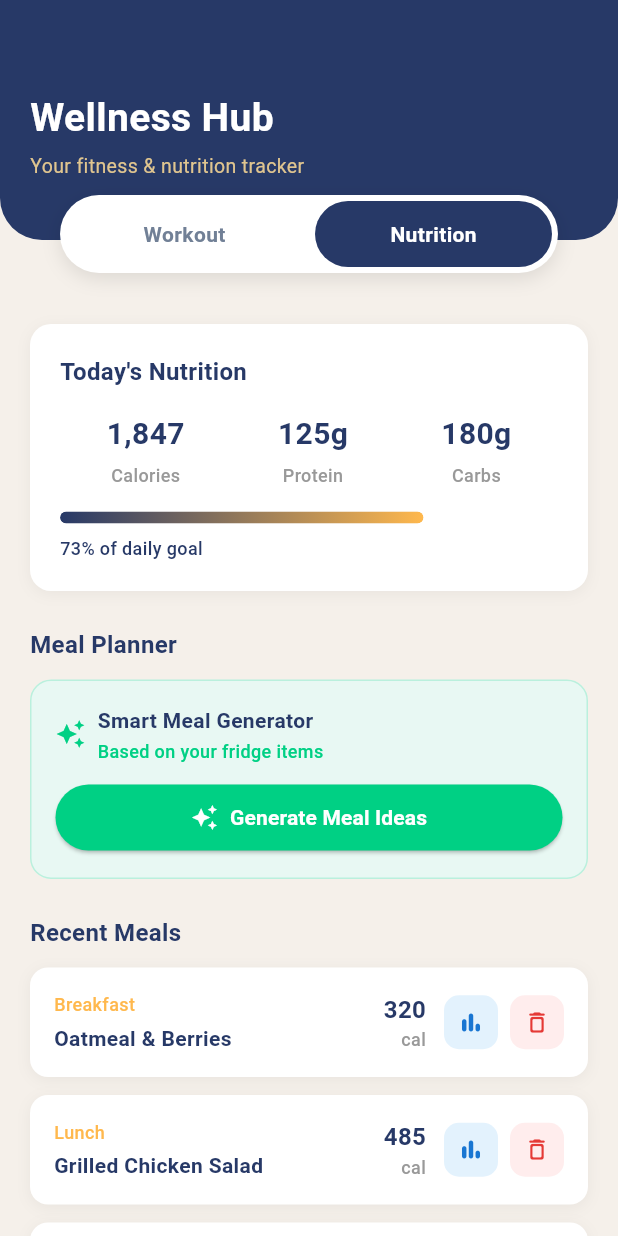
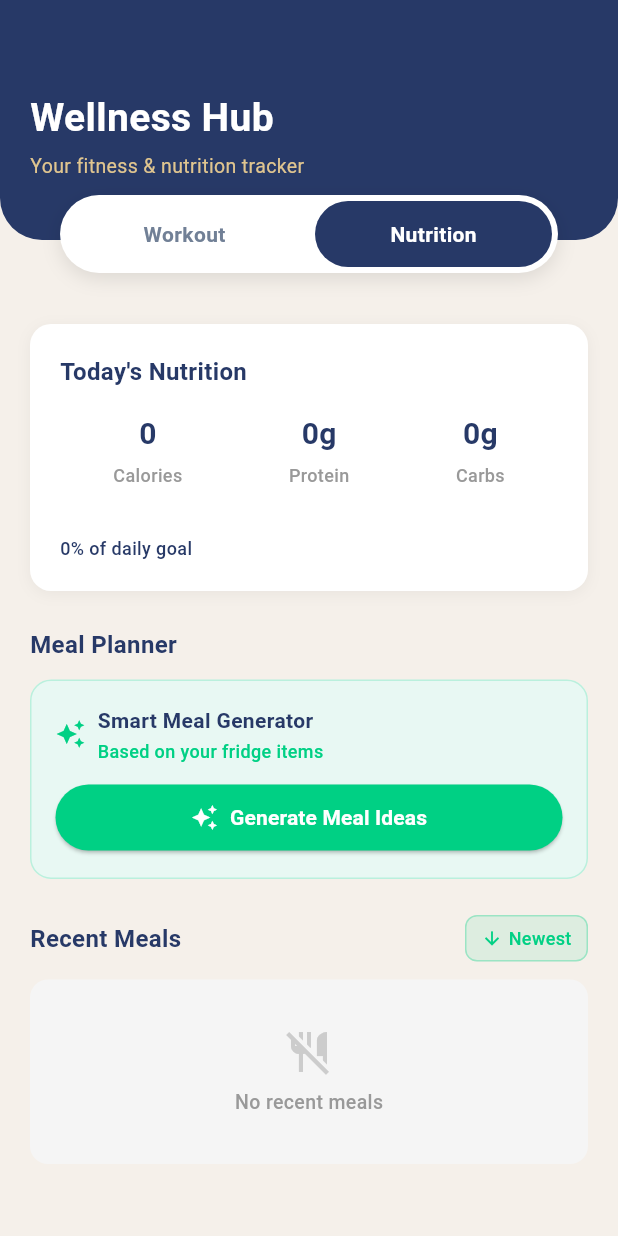
Before and after one commit to Kaido147/Nutrisense-Application, a Flutter app: the WorkoutPage screen opened directly, after a tap on "Nutrition", on a phone screen of 412 x 824 dp. Run offline on Flutter 3.47's test engine with Material 3 defaults, Android fonts, the phone set to English and light mode, and no system bars; our stand-ins replace cloud_firestore, firebase_auth, firebase_core, flutter_riverpod, lucide_icons, shared_preferences; accounts and stored records are empty; statements that could not run were skipped.

Commit message:
Changes (May 6 - 2:08AM)
1.Working Recent Meals (Connected to Firebase).
2.Added a Newest/Oldest Sorter.
3.Working Today's Nutrition section

```diff
--- a/lib/pages/nutrition_tab.dart
+++ b/lib/pages/nutrition_tab.dart
@@ -1,27 +1,98 @@
 import 'package:flutter/material.dart';
+import 'package:flutter_riverpod/flutter_riverpod.dart';
+import 'package:nutrisense/providers/firebase_providers.dart';
 import 'modals/nutrition/generate_meal_ideas_modal.dart';
 import 'modals/nutrition/nutrition_modal.dart';
 
-class NutritionTab extends StatefulWidget {
+class NutritionTab extends ConsumerStatefulWidget {
   const NutritionTab({super.key});
 
   @override
-  State<NutritionTab> createState() => _NutritionTabState();
+  ConsumerState<NutritionTab> createState() => _NutritionTabState();
 }
 
-class _NutritionTabState extends State<NutritionTab> {
+class _NutritionTabState extends ConsumerState<NutritionTab> {
   static const Color _navyBlue = Color(0xFF273967);
   static const Color _green = Color(0xFF00D084);
   static const Color _lightGray = Color(0xFFF5F5F5);
 
-  final List<Map<String, dynamic>> _recentMeals = [
-    {'type': 'Breakfast', 'name': 'Oatmeal & Berries', 'calories': 320},
-    {'type': 'Lunch', 'name': 'Grilled Chicken Salad', 'calories': 485},
-    {'type': 'Snack', 'name': 'Greek Yogurt & Almonds', 'calories': 210},
-  ];
+  List<Map<String, dynamic>> _recentMeals = [];
+  bool _isLoadingMeals = true;
+  bool _sortNewestFirst = true;
 
-  void _deleteMeal(int index) {
+  @override
+  void initState() {
+    super.initState();
+    _loadRecentMeals();
+  }
+
+  Future<void> _loadRecentMeals() async {
+    try {
+      final meals = await ref.read(nutritionServiceProvider).getRecentMeals();
+      if (mounted) {
+        setState(() {
+          _recentMeals = meals;
+          _isLoadingMeals = false;
+        });
+      }
+    } catch (_) {
+      if (mounted) setState(() => _isLoadingMeals = false);
+    }
+  }
+
+  Future<void> _deleteMeal(int index) async {
+    final meal = _recentMeals[index];
+    final docId = meal['docId'] as String?;
+
     setState(() => _recentMeals.removeAt(index));
+
+    if (docId != null) {
+      await ref.read(nutritionServiceProvider).deleteMeal(docId);
+    }
+  }
+
+  void _toggleSortOrder() {
+    setState(() {
+      _sortNewestFirst = !_sortNewestFirst;
+      _recentMeals.sort((a, b) {
+        final aTime = a['savedAt'] as Comparable?;
+        final bTime = b['savedAt'] as Comparable?;
+        if (_sortNewestFirst) {
+          return bTime?.compareTo(aTime) ?? 0;
+        } else {
+          return aTime?.compareTo(bTime) ?? 0;
+        }
+      });
+    });
+  }
+
+  // Calculate totals from recent meals
+  Map<String, int> _calculateNutritionTotals() {
+    int totalCalories = 0;
+    int totalProtein = 0;
+    int totalCarbs = 0;
+
+    for (final meal in _recentMeals) {
+      // Add calories
+      final calories = meal['calories'] as int? ?? 0;
+      totalCalories += calories;
+
+      // Add protein
+      final nutrition = meal['nutrition'] as Map<String, dynamic>? ?? {};
+      final protein = nutrition['protein'] as String? ?? '0g';
+      totalProtein +=
+          int.tryParse(protein.replaceAll(RegExp(r'[^0-9]'), '')) ?? 0;
+
+      // Add carbs
+      final carbs = nutrition['carbs'] as String? ?? '0g';
+      totalCarbs += int.tryParse(carbs.replaceAll(RegExp(r'[^0-9]'), '')) ?? 0;
+    }
+
+    return {
+      'calories': totalCalories,
+      'protein': totalProtein,
+      'carbs': totalCarbs,
+    };
   }
 
   void _viewNutrition(Map<String, dynamic> meal) {
@@ -32,6 +103,15 @@ class _NutritionTabState extends State<NutritionTab> {
       barrierColor: Colors.transparent,
       builder: (context) => NutritionModal(meal: meal, onBack: () {}),
     );
+  }
+
+  Future<void> _onMealCompleted(Map<String, dynamic> completedMeal) async {
+    await ref.read(nutritionServiceProvider).saveMeal(completedMeal);
+    await _loadRecentMeals();
+
+    if (mounted) {
+      _showMealAddedNotification(completedMeal['name'] ?? 'Your meal');
+    }
   }
 
   void _showMealAddedNotification(String mealName) {
@@ -129,13 +209,10 @@ class _NutritionTabState extends State<NutritionTab> {
           crossAxisAlignment: CrossAxisAlignment.start,
           children: [
             const SizedBox(height: 16),
-            // Today's Nutrition Card
             _buildTodaysNutritionCard(),
             const SizedBox(height: 24),
-            // Meal Planner Section
             _buildMealPlannerSection(),
             const SizedBox(height: 24),
-            // Recent Meals Section
             _buildRecentMealsSection(),
             const SizedBox(height: 20),
           ],
@@ -145,6 +222,15 @@ class _NutritionTabState extends State<NutritionTab> {
   }
 
   Widget _buildTodaysNutritionCard() {
+    final totals = _calculateNutritionTotals();
+    final totalCalories = totals['calories'] ?? 0;
+    final totalProtein = totals['protein'] ?? 0;
+    final totalCarbs = totals['carbs'] ?? 0;
+
+    // Calculate percentage of daily goal (assuming 2000 cal goal)
+    const dailyGoal = 2000;
+    final percentage = (totalCalories / dailyGoal).clamp(0.0, 1.0);
+
     return Container(
       padding: const EdgeInsets.all(20),
       decoration: BoxDecoration(
@@ -173,13 +259,12 @@ class _NutritionTabState extends State<NutritionTab> {
           Row(
             mainAxisAlignment: MainAxisAlignment.spaceAround,
             children: [
-              _buildNutrientCard('1,847', 'Calories'),
-              _buildNutrientCard('125g', 'Protein'),
-              _buildNutrientCard('180g', 'Carbs'),
+              _buildNutrientCard('$totalCalories', 'Calories'),
+              _buildNutrientCard('${totalProtein}g', 'Protein'),
+              _buildNutrientCard('${totalCarbs}g', 'Carbs'),
             ],
           ),
           const SizedBox(height: 16),
-          // Progress Bar
           Column(
             crossAxisAlignment: CrossAxisAlignment.start,
             children: [
@@ -192,7 +277,7 @@ class _NutritionTabState extends State<NutritionTab> {
                     borderRadius: BorderRadius.circular(8),
                   ),
                   child: FractionallySizedBox(
-                    widthFactor: 0.73,
+                    widthFactor: percentage,
                     alignment: Alignment.centerLeft,
                     child: Container(
                       decoration: BoxDecoration(
@@ -209,7 +294,7 @@ class _NutritionTabState extends State<NutritionTab> {
               ),
               const SizedBox(height: 8),
               Text(
-                '73% of daily goal',
+                '${(percentage * 100).toStringAsFixed(0)}% of daily goal',
                 style: TextStyle(
                   color: _navyBlue,
                   fontSize: 12,
@@ -260,6 +345,7 @@ class _NutritionTabState extends State<NutritionTab> {
           ),
         ),
         const SizedBox(height: 12),
+        // Smart Meal Generator
         Container(
           padding: const EdgeInsets.all(16),
           decoration: BoxDecoration(
@@ -309,39 +395,7 @@ class _NutritionTabState extends State<NutritionTab> {
                       context,
                     );
                     if (completedMeal != null) {
-                      // Add the meal to recent meals
-                      setState(() {
-                        // Parse calories to ensure it's a number
-                        dynamic caloriesValue =
-                            completedMeal['nutrition']?['calories'] ??
-                            completedMeal['calories'] ??
-                            0;
-                        int calories = 0;
-                        if (caloriesValue is int) {
-                          calories = caloriesValue;
-                        } else if (caloriesValue is String) {
-                          // Extract numeric value from strings like "2865 kcal"
-                          calories =
-                              int.tryParse(
-                                caloriesValue.replaceAll(RegExp(r'[^0-9]'), ''),
-                              ) ??
-                              0;
-                        } else if (caloriesValue is double) {
-                          calories = caloriesValue.toInt();
-                        }
-
-                        _recentMeals.insert(0, {
-                          ...completedMeal, // Keep all original meal data
-                          'type': completedMeal['category'] ?? 'Meal',
-                          'calories': calories,
-                        });
-                      });
-                      // Show custom success notification
-                      if (mounted) {
-                        _showMealAddedNotification(
-                          completedMeal['name'] ?? 'Your meal',
-                        );
-                      }
+                      await _onMealCompleted(completedMeal);
                     }
                   },
                   style: ElevatedButton.styleFrom(
@@ -379,6 +433,9 @@ class _NutritionTabState extends State<NutritionTab> {
     return Column(
       crossAxisAlignment: CrossAxisAlignment.start,
       children: [
+        Row(
+          mainAxisAlignment: MainAxisAlignment.spaceBetween,
+          children: [
             Text(
               'Recent Meals',
               style: TextStyle(
@@ -387,8 +444,54 @@ class _NutritionTabState extends State<NutritionTab> {
                 fontWeight: FontWeight.w600,
               ),
             ),
+            GestureDetector(
+              onTap: _toggleSortOrder,
+              child: Container(
+                padding: const EdgeInsets.symmetric(
+                  horizontal: 10,
+                  vertical: 6,
+                ),
+                decoration: BoxDecoration(
+                  color: _green.withValues(alpha: 0.1),
+                  borderRadius: BorderRadius.circular(8),
+                  border: Border.all(color: _green.withValues(alpha: 0.3)),
+                ),
+                child: Row(
+                  mainAxisSize: MainAxisSize.min,
+                  children: [
+                    Icon(
+                      _sortNewestFirst
+                          ? Icons.arrow_downward
+                          : Icons.arrow_upward,
+                      color: _green,
+                      size: 14,
+                    ),
+                    const SizedBox(width: 4),
+                    Text(
+                      _sortNewestFirst ? 'Newest' : 'Oldest',
+                      style: TextStyle(
+                        color: _green,
+                        fontSize: 12,
+                        fontWeight: FontWeight.w500,
+                      ),
+                    ),
+                  ],
+                ),
+              ),
+            ),
+          ],
+        ),
         const SizedBox(height: 12),
-        if (_recentMeals.isEmpty)
+
+        // ✅ Show loader while fetching from Firestore
+        if (_isLoadingMeals)
+          const Center(
+            child: Padding(
+              padding: EdgeInsets.symmetric(vertical: 32),
+              child: CircularProgressIndicator(),
+            ),
+          )
+        else if (_recentMeals.isEmpty)
           Container(
             width: double.infinity,
             padding: const EdgeInsets.symmetric(vertical: 32),
@@ -424,7 +527,7 @@ class _NutritionTabState extends State<NutritionTab> {
 
   Widget _buildMealCard(Map<String, dynamic> meal, int index) {
     return Dismissible(
-      key: ValueKey('${meal['name']}_$index'),
+      key: ValueKey(meal['docId'] ?? '${meal['name']}_$index'),
       direction: DismissDirection.endToStart,
       background: Container(
         alignment: Alignment.centerRight,
@@ -456,13 +559,12 @@ class _NutritionTabState extends State<NutritionTab> {
         child: Row(
           mainAxisAlignment: MainAxisAlignment.spaceBetween,
           children: [
-            // Meal info
             Expanded(
               child: Column(
                 crossAxisAlignment: CrossAxisAlignment.start,
                 children: [
                   Text(
-                    meal['type'],
+                    meal['type'] ?? 'Meal',
                     style: const TextStyle(
                       color: Color(0xFFFFB84D),
                       fontSize: 12,
@@ -471,7 +573,7 @@ class _NutritionTabState extends State<NutritionTab> {
                   ),
                   const SizedBox(height: 4),
                   Text(
-                    meal['name'],
+                    meal['name'] ?? '',
                     style: TextStyle(
                       color: _navyBlue,
                       fontSize: 14,
@@ -481,7 +583,6 @@ class _NutritionTabState extends State<NutritionTab> {
                 ],
               ),
             ),
-            // Calories
             Column(
               crossAxisAlignment: CrossAxisAlignment.end,
               children: [
@@ -493,9 +594,9 @@ class _NutritionTabState extends State<NutritionTab> {
                     fontWeight: FontWeight.w700,
                   ),
                 ),
-                Text(
+                const Text(
                   'cal',
-                  style: const TextStyle(
+                  style: TextStyle(
                     color: Color(0xFF999999),
                     fontSize: 12,
                     fontWeight: FontWeight.w500,
@@ -504,10 +605,8 @@ class _NutritionTabState extends State<NutritionTab> {
               ],
             ),
             const SizedBox(width: 12),
-            // Action buttons
             Row(
               children: [
-                // View nutrition button
                 GestureDetector(
                   onTap: () => _viewNutrition(meal),
                   child: Container(
@@ -525,7 +624,6 @@ class _NutritionTabState extends State<NutritionTab> {
                   ),
                 ),
                 const SizedBox(width: 8),
-                // Delete button
                 GestureDetector(
                   onTap: () => _deleteMeal(index),
                   child: Container(
--- a/lib/providers/firebase_providers.dart
+++ b/lib/providers/firebase_providers.dart
@@ -5,6 +5,7 @@ import 'package:nutrisense/models/user_profile.dart';
 import 'package:nutrisense/services/auth_service.dart';
 import 'package:nutrisense/services/goals_service.dart';
 import 'package:nutrisense/services/profile_service.dart';
+import 'package:nutrisense/services/nutrition_service.dart';
 
 final firebaseAuthProvider = Provider<FirebaseAuth>((ref) {
   return FirebaseAuth.instance;
@@ -42,3 +43,10 @@ final profileServiceProvider = Provider<ProfileService>((ref) {
 final currentUserProfileProvider = StreamProvider<UserProfile?>((ref) {
   return ref.watch(profileServiceProvider).watchCurrentUserProfile();
 });
+
+final nutritionServiceProvider = Provider<NutritionService>((ref) {
+  return NutritionService(
+    auth: ref.watch(firebaseAuthProvider),
+    firestore: ref.watch(firebaseFirestoreProvider),
+  );
+});
```
Also changed, not shown: lib/services/auth_service.dart (+11 -0 lines), lib/services/nutrition_service.dart (added, +88 -0 lines). Lines whose indentation alone changed are shown as unchanged.
